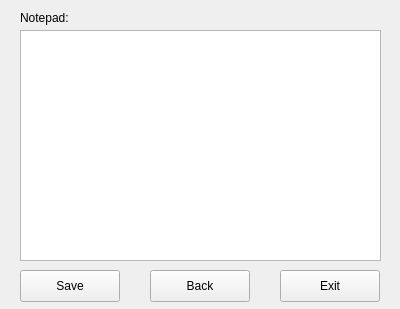
First picture: the form in ui/notepadwindow.ui, repository alfaloo/CryptograFace, before the edit.
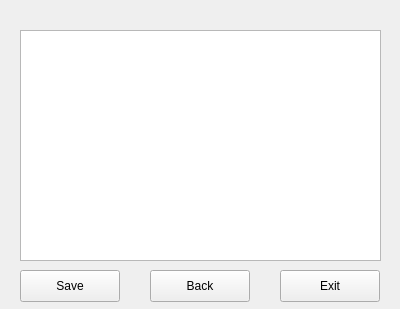
Second picture: the form after the edit.

```diff
--- a/ui/notepadwindow.ui
+++ b/ui/notepadwindow.ui
@@ -28,12 +28,12 @@
                 <rect>
                     <x>20</x>
                     <y>10</y>
-                    <width>101</width>
+                    <width>361</width>
                     <height>16</height>
                 </rect>
             </property>
             <property name="text">
-                <string>Notepad:</string>
+                <string></string>
             </property>
         </widget>
         <widget class="QPushButton" name="btnSave">
```
Left out of the diff: 2 changed lines with no effect on the pictures.
